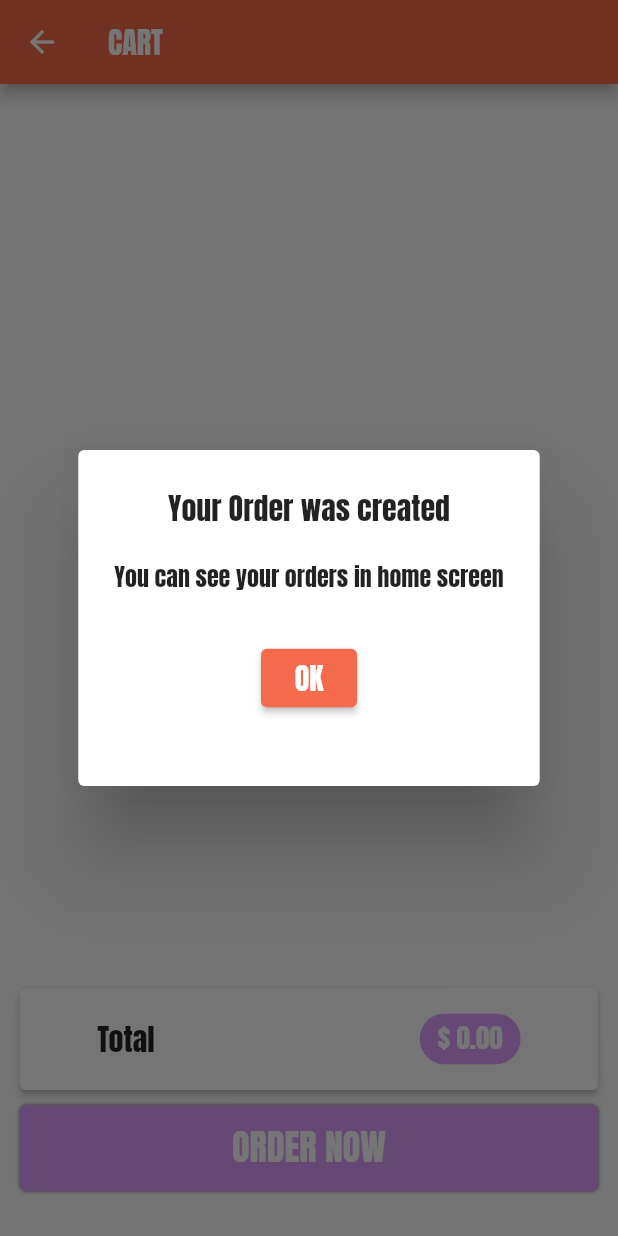
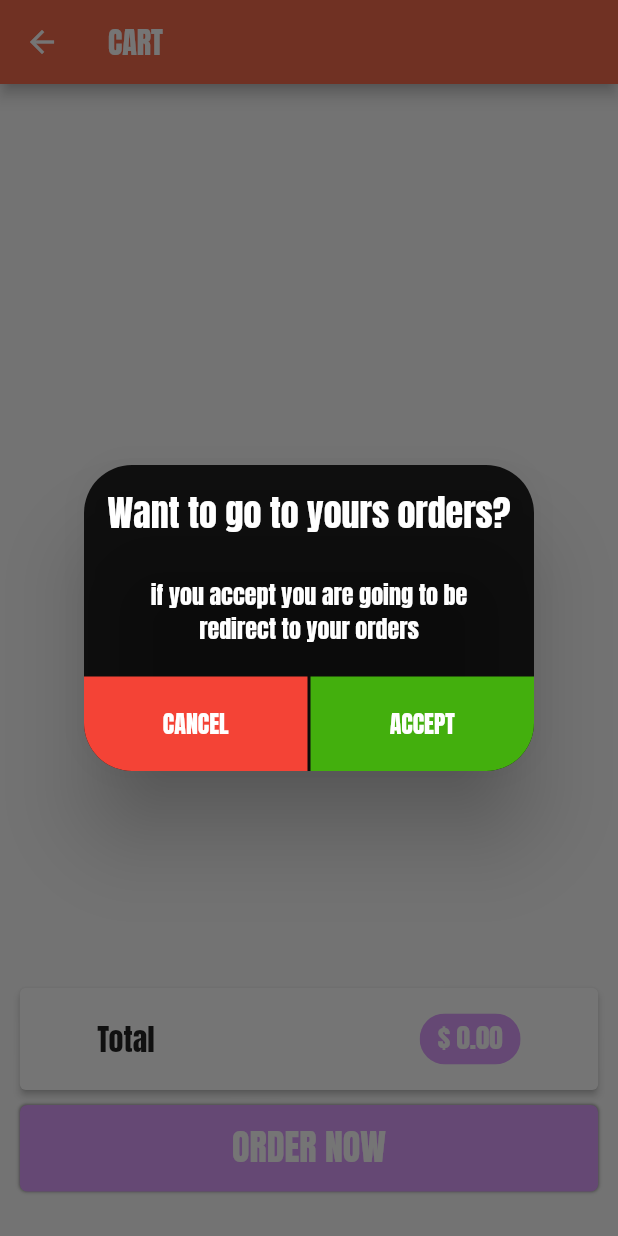
Before and after one commit to guilhermebernava/shop_app, a Flutter app: the Cart screen opened by its route, after a tap on "ORDER NOW", on a phone screen of 412 x 824 dp. Run offline on Flutter 3.47's test engine with Material 2 defaults, Android fonts, the phone set to English and light mode, and no system bars; our stand-ins replace custom_radio_grouped_button; network calls fail.

Commit message:
add new modals

```diff
--- a/lib/screens/cart/cart_controller.dart
+++ b/lib/screens/cart/cart_controller.dart
@@ -2,6 +2,7 @@ import 'package:flutter/material.dart';
 import 'package:provider/provider.dart';
 import 'package:shop_app/providers/cart_provider.dart';
 import 'package:shop_app/providers/order_provider.dart';
+import 'package:shop_app/screens/orders/orders.dart';
 import '../../services/modal_services.dart';
 
 class CartController {
@@ -13,6 +14,14 @@ class CartController {
     var items = value.allItems;
     value.clearCart();
     orderProvider.addOrder(total, items);
-    ModalServices.orderDone(context);
+    ModalServices.showModal(context, 'Want to go to yours orders?',
+            'if you accept you are going to be redirect to your orders')
+        .then((value) {
+      if (value == true) {
+        Navigator.pushReplacementNamed(context, Orders.route);
+        return;
+      }
+      Navigator.pushReplacementNamed(context, '/');
+    });
   }
 }
--- a/lib/screens/product_detail/product_detail_controller.dart
+++ b/lib/screens/product_detail/product_detail_controller.dart
@@ -2,12 +2,12 @@ import 'package:flutter/material.dart';
 import 'package:provider/provider.dart';
 import 'package:shop_app/models/product.dart';
 import 'package:shop_app/providers/cart_provider.dart';
+import 'package:shop_app/screens/cart/cart.dart';
 import '../../models/cart.dart';
 import '../../services/modal_services.dart';
 
 class ProductDetailController {
   void addCart(BuildContext context, ProductModel model) {
-    ModalServices.goToCart(context);
     final cartProvider = Provider.of<CartProvider>(context, listen: false);
     cartProvider.addItem(
       CartModel(
@@ -17,5 +17,14 @@ class ProductDetailController {
         imageUrl: model.imageUrl,
       ),
     );
+
+    ModalServices.showModal(context, 'Do you want to go to the cart?',
+            'you will be redirect to cart if you accept')
+        .then((value) {
+      if (value == true) {
+        Navigator.pushReplacementNamed(context, Cart.route);
+        return;
+      }
+    });
   }
 }
--- a/lib/services/modal_services.dart
+++ b/lib/services/modal_services.dart
@@ -1,65 +1,9 @@
 import 'package:flutter/material.dart';
-import 'package:shop_app/screens/cart/cart.dart';
 import 'package:shop_app/themes/app_colors.dart';
 
 import '../widgets/modal_buttons.dart';
 
 class ModalServices {
-  static void goToCart(BuildContext context) {
-    showDialog(
-      builder: (ctx) => AlertDialog(
-        title: const Text(
-          'Go to shopping cart?',
-          textAlign: TextAlign.center,
-        ),
-        content: const Text(
-          'This will redirect you to cart to make the order.',
-          textAlign: TextAlign.center,
-        ),
-        actions: [
-          Padding(
-            padding: const EdgeInsets.only(bottom: 40.0),
-            child: Row(
-              mainAxisAlignment: MainAxisAlignment.spaceAround,
-              children: [
-                ElevatedButton(
-                  onPressed: () => Navigator.popUntil(
-                      context, (route) => route.settings.name == '/'),
-                  child: const Padding(
-                    padding: EdgeInsets.all(5.0),
-                    child: Text(
-                      'GO HOME',
-                      style: TextStyle(
-                        fontSize: 20,
-                      ),
-                    ),
-                  ),
-                ),
-                ElevatedButton(
-                  onPressed: () {
-                    Navigator.popUntil(
-                        context, (route) => route.settings.name == '/');
-                    Navigator.pushNamed(context, Cart.route);
-                  },
-                  child: const Padding(
-                    padding: EdgeInsets.all(5.0),
-                    child: Text(
-                      'ACCEPT',
-                      style: TextStyle(
-                        fontSize: 20,
-                      ),
-                    ),
-                  ),
-                ),
-              ],
-            ),
-          )
-        ],
-      ),
-      context: context,
-    );
-  }
-
   static Future<bool?> showModal(
       BuildContext context, String title, String content) {
     const modalSize = 300.0;
@@ -69,7 +13,10 @@ class ModalServices {
           return AlertDialog(
             backgroundColor: Colors.black87,
             shape: const RoundedRectangleBorder(
-                borderRadius: BorderRadius.all(Radius.circular(32.0))),
+              borderRadius: BorderRadius.all(
+                Radius.circular(32.0),
+              ),
+            ),
             contentPadding: const EdgeInsets.only(top: 10.0),
             content: SizedBox(
               width: modalSize,
@@ -111,43 +58,4 @@ class ModalServices {
           );
         });
   }
-
-  static void orderDone(BuildContext context) {
-    showDialog(
-      builder: (ctx) => AlertDialog(
-        title: const Text(
-          'Your Order was created',
-          textAlign: TextAlign.center,
-        ),
-        content: const Text(
-          'You can see your orders in home screen',
-          textAlign: TextAlign.center,
-        ),
-        actions: [
-          Padding(
-            padding: const EdgeInsets.only(bottom: 40.0),
-            child: Row(
-              mainAxisAlignment: MainAxisAlignment.spaceAround,
-              children: [
-                ElevatedButton(
-                  onPressed: () => Navigator.popUntil(
-                      context, (route) => route.settings.name == '/'),
-                  child: const Padding(
-                    padding: EdgeInsets.all(5.0),
-                    child: Text(
-                      'OK',
-                      style: TextStyle(
-                        fontSize: 20,
-                      ),
-                    ),
-                  ),
-                ),
-              ],
-            ),
-          )
-        ],
-      ),
-      context: context,
-    );
-  }
 }
--- a/lib/widgets/modal_buttons.dart
+++ b/lib/widgets/modal_buttons.dart
@@ -1,11 +1,11 @@
 import 'package:flutter/material.dart';
-
 import '../themes/app_colors.dart';
 
 class ModalButtons extends StatelessWidget {
   final double modalSize;
   final String leftButtonName;
   final String rightButtonName;
+
   const ModalButtons({
     Key? key,
     required this.modalSize,
```
